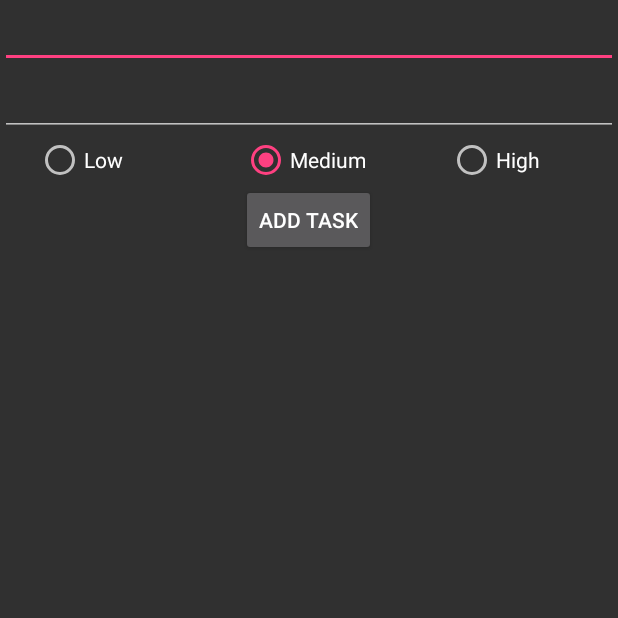
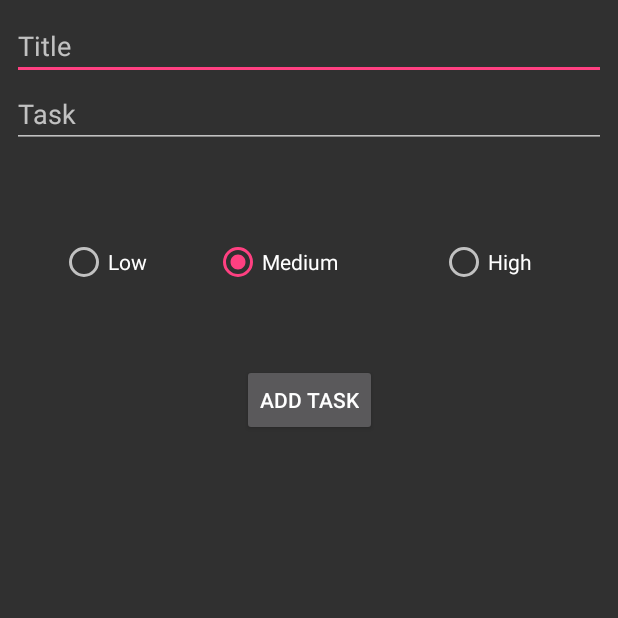
Before and after one commit to Nixon3333/MVPToDoList, an Android app: the screen it shows after launch (TaskActivity), after a tap on an icon or button, on a phone screen of 412 x 824 dp, the top half of it. Run offline under Robolectric (Android 15) with nearby library versions, the phone set to English and light mode, and no system bars.

Commit message:
Changed layout EditActitivy. Empty title fixes

```diff
--- a/app/src/main/java/com/todo/todolist/DBHelper.java
+++ b/app/src/main/java/com/todo/todolist/DBHelper.java
@@ -59,6 +59,7 @@ public class DBHelper extends SQLiteOpenHelper {
         while (cursor.moveToNext()) {
             taskList.add(new Task(cursor.getString(0), cursor.getString(1), cursor.getInt(2)));
         }
+        cursor.close();
         sqLiteDatabase.close();
         Collections.sort(taskList);
         return taskList;
--- a/app/src/main/java/com/todo/todolist/TaskActivity.java
+++ b/app/src/main/java/com/todo/todolist/TaskActivity.java
@@ -7,6 +7,7 @@ import android.view.View;
 import android.widget.Button;
 import android.widget.EditText;
 import android.widget.RadioGroup;
+import android.widget.Toast;
 
 import com.todo.todolist.Interface.Contract;
 
@@ -60,9 +61,13 @@ public class TaskActivity extends AppCompatActivity implements Contract.View {
                 priority = 3;
                 break;
         }
-        presenter.saveTask(etTitle.getText().toString(), etTask.getText().toString(), priority);
-        setResult(RESULT_OK);
-        finish();
+        if (etTitle.getText().toString().equals("") & etTask.getText().toString().equals(""))
+            Toast.makeText(this, "Task is empty", Toast.LENGTH_LONG).show();
+        else {
+            presenter.saveTask(etTitle.getText().toString(), etTask.getText().toString(), priority);
+            setResult(RESULT_OK);
+            finish();
+        }
     }
 
     public void onEditTaskClick(View view) {
--- a/app/src/main/res/layout/activity_task.xml
+++ b/app/src/main/res/layout/activity_task.xml
@@ -1,24 +1,35 @@
 <?xml version="1.0" encoding="utf-8"?>
-<LinearLayout xmlns:android="http://schemas.android.com/apk/res/android"
+<android.support.constraint.ConstraintLayout xmlns:android="http://schemas.android.com/apk/res/android"
     android:layout_width="match_parent"
     android:layout_height="match_parent"
-    android:orientation="vertical">
+    xmlns:app="http://schemas.android.com/apk/res-auto"
+    android:layout_margin="8dp">
 
     <EditText
         android:id="@+id/etTitle"
         android:layout_width="match_parent"
-        android:layout_height="wrap_content" />
+        android:layout_height="wrap_content"
+        android:hint="Title" />
 
     <EditText
         android:id="@+id/etTask"
         android:layout_width="match_parent"
-        android:layout_height="wrap_content" />
+        android:layout_height="wrap_content"
+        android:hint="Task"
+        app:layout_constraintTop_toBottomOf="@id/etTitle"/>
 
     <RadioGroup
         android:id="@+id/rgPriority"
         android:layout_width="match_parent"
         android:layout_height="wrap_content"
-        android:orientation="horizontal">
+        android:layout_marginEnd="8dp"
+        android:layout_marginStart="8dp"
+        android:layout_marginTop="60dp"
+        android:orientation="horizontal"
+        app:layout_constraintEnd_toEndOf="parent"
+        app:layout_constraintHorizontal_bias="0.0"
+        app:layout_constraintStart_toStartOf="parent"
+        app:layout_constraintTop_toBottomOf="@+id/etTask">
 
         <RadioButton
             android:id="@+id/radio_low"
@@ -26,15 +37,14 @@
             android:layout_height="wrap_content"
             android:layout_marginLeft="24dp"
             android:layout_weight="1"
-            android:text="Low"/>
+            android:text="Low" />
 
         <RadioButton
             android:id="@+id/radio_medium"
             android:layout_width="match_parent"
             android:layout_height="wrap_content"
-            android:layout_marginLeft="24dp"
             android:layout_weight="1"
-            android:text="Medium"/>
+            android:text="Medium" />
 
         <RadioButton
             android:id="@+id/radio_high"
@@ -42,7 +52,7 @@
             android:layout_height="wrap_content"
             android:layout_marginLeft="24dp"
             android:layout_weight="1"
-            android:text="High"/>
+            android:text="High" />
 
     </RadioGroup>
 
@@ -50,16 +60,29 @@
         android:id="@+id/btAddTask"
         android:layout_width="wrap_content"
         android:layout_height="wrap_content"
-        android:layout_gravity="center"
+        android:layout_gravity="center|bottom"
+        android:layout_marginEnd="8dp"
+        android:layout_marginStart="8dp"
+        android:layout_marginTop="52dp"
         android:onClick="onAddTaskClick"
-        android:text="Add task" />
+        android:text="Add task"
+        app:layout_constraintEnd_toEndOf="parent"
+        app:layout_constraintHorizontal_bias="0.501"
+        app:layout_constraintStart_toStartOf="parent"
+        app:layout_constraintTop_toBottomOf="@+id/rgPriority" />
 
     <Button
         android:id="@+id/btApply"
         android:layout_width="wrap_content"
         android:layout_height="wrap_content"
         android:layout_gravity="center"
+        android:layout_marginEnd="8dp"
+        android:layout_marginStart="8dp"
+        android:layout_marginTop="52dp"
         android:onClick="onEditTaskClick"
-        android:text="Apply" />
+        android:text="Apply"
+        app:layout_constraintEnd_toEndOf="parent"
+        app:layout_constraintStart_toStartOf="parent"
+        app:layout_constraintTop_toBottomOf="@+id/rgPriority" />
 
-</LinearLayout>
+</android.support.constraint.ConstraintLayout>
```
